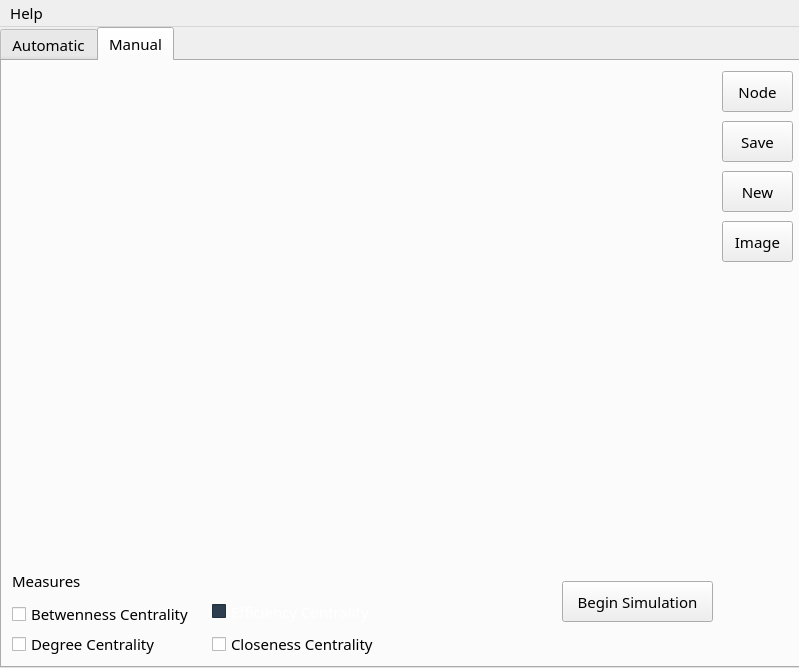
ontgen/ontgen, file src/mainwindow.ui: the form before one commit.
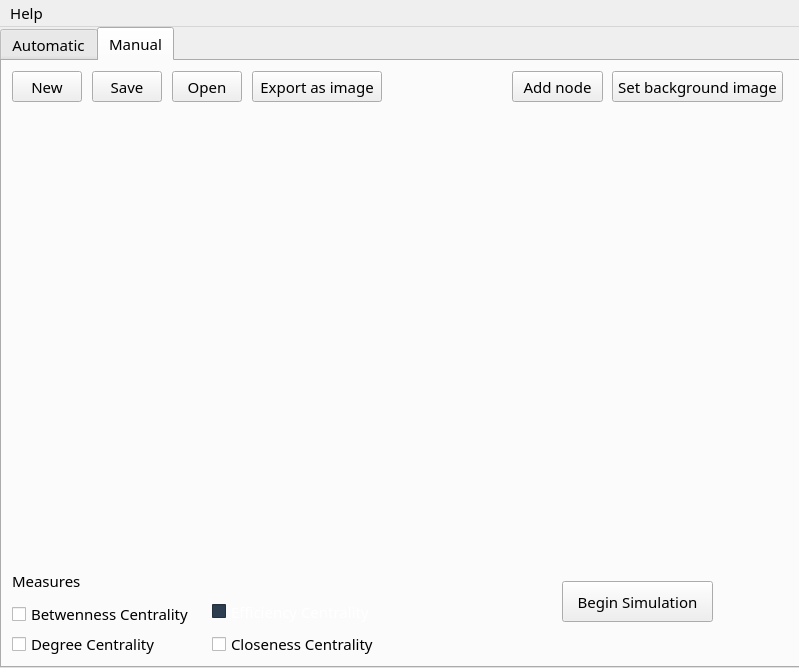
The form after the commit. The open tabs and pages were chosen to show the change.

Commit message: Inserindo botões com as opções de salvar configurações da topologia manual e carregar.

Patch:
```diff
--- a/src/mainwindow.ui
+++ b/src/mainwindow.ui
@@ -1061,26 +1061,26 @@
      <widget class="QPushButton" name="addnode">
       <property name="geometry">
        <rect>
-        <x>720</x>
+        <x>510</x>
         <y>10</y>
-        <width>71</width>
-        <height>41</height>
+        <width>91</width>
+        <height>31</height>
        </rect>
       </property>
       <property name="styleSheet">
        <string notr="true"/>
       </property>
       <property name="text">
-       <string>Node</string>
+       <string>Add node</string>
       </property>
      </widget>
      <widget class="QWidget" name="gridLayoutWidget">
       <property name="geometry">
        <rect>
         <x>9</x>
-        <y>9</y>
-        <width>701</width>
-        <height>491</height>
+        <y>49</y>
+        <width>781</width>
+        <height>451</height>
        </rect>
       </property>
       <layout class="QGridLayout" name="gridLayout"/>
@@ -1088,23 +1088,23 @@
      <widget class="QPushButton" name="pushButton_2">
       <property name="geometry">
        <rect>
-        <x>720</x>
-        <y>60</y>
-        <width>71</width>
-        <height>41</height>
+        <x>250</x>
+        <y>10</y>
+        <width>130</width>
+        <height>31</height>
        </rect>
       </property>
       <property name="text">
-       <string>Save</string>
+       <string>Export as image</string>
       </property>
      </widget>
      <widget class="QPushButton" name="new_topology">
       <property name="geometry">
        <rect>
-        <x>720</x>
-        <y>110</y>
-        <width>71</width>
-        <height>41</height>
+        <x>10</x>
+        <y>10</y>
+        <width>70</width>
+        <height>31</height>
        </rect>
       </property>
       <property name="text">
@@ -1446,14 +1446,40 @@
      <widget class="QPushButton" name="background_image">
       <property name="geometry">
        <rect>
-        <x>720</x>
-        <y>160</y>
-        <width>71</width>
-        <height>41</height>
+        <x>610</x>
+        <y>10</y>
+        <width>171</width>
+        <height>31</height>
        </rect>
       </property>
       <property name="text">
-       <string>Image</string>
+       <string>Set background image</string>
+      </property>
+     </widget>
+     <widget class="QPushButton" name="save">
+      <property name="geometry">
+       <rect>
+        <x>90</x>
+        <y>10</y>
+        <width>70</width>
+        <height>31</height>
+       </rect>
+      </property>
+      <property name="text">
+       <string>Save</string>
+      </property>
+     </widget>
+     <widget class="QPushButton" name="open">
+      <property name="geometry">
+       <rect>
+        <x>170</x>
+        <y>10</y>
+        <width>70</width>
+        <height>31</height>
+       </rect>
+      </property>
+      <property name="text">
+       <string>Open</string>
       </property>
      </widget>
     </widget>
```
Left out of the diff: 2 changed lines with no effect on the pictures.
